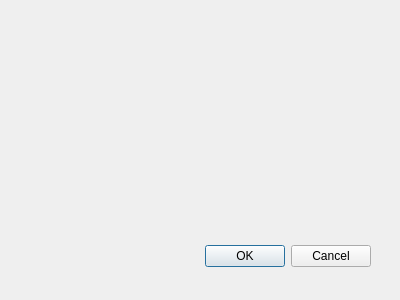
Qt form src/qmapshack/gis/search/IGeoSearchWebConfigDialog.ui (Maproom/qmapshack) before a commit.
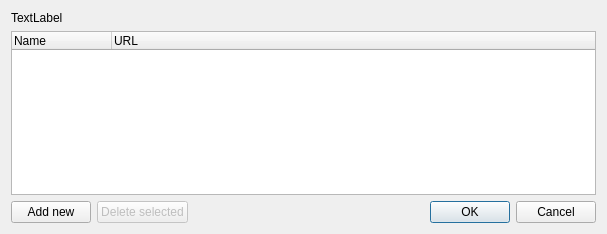
The same form after that commit.

```diff
--- a/src/qmapshack/gis/search/IGeoSearchWebConfigDialog.ui
+++ b/src/qmapshack/gis/search/IGeoSearchWebConfigDialog.ui
@@ -6,29 +6,98 @@
    <rect>
     <x>0</x>
     <y>0</y>
-    <width>400</width>
-    <height>300</height>
+    <width>607</width>
+    <height>234</height>
    </rect>
   </property>
   <property name="windowTitle">
    <string>Dialog</string>
   </property>
-  <widget class="QDialogButtonBox" name="buttonBox">
-   <property name="geometry">
-    <rect>
-     <x>30</x>
-     <y>240</y>
-     <width>341</width>
-     <height>32</height>
-    </rect>
-   </property>
-   <property name="orientation">
-    <enum>Qt::Horizontal</enum>
-   </property>
-   <property name="standardButtons">
-    <set>QDialogButtonBox::Cancel|QDialogButtonBox::Ok</set>
-   </property>
-  </widget>
+  <layout class="QVBoxLayout" name="verticalLayout">
+   <item>
+    <widget class="QLabel" name="labelHelp">
+     <property name="text">
+      <string>TextLabel</string>
+     </property>
+     <property name="wordWrap">
+      <bool>true</bool>
+     </property>
+    </widget>
+   </item>
+   <item>
+    <widget class="QTreeWidget" name="treeServices">
+     <property name="minimumSize">
+      <size>
+       <width>500</width>
+       <height>0</height>
+      </size>
+     </property>
+     <property name="selectionMode">
+      <enum>QAbstractItemView::ExtendedSelection</enum>
+     </property>
+     <property name="rootIsDecorated">
+      <bool>false</bool>
+     </property>
+     <property name="itemsExpandable">
+      <bool>false</bool>
+     </property>
+     <column>
+      <property name="text">
+       <string>Name</string>
+      </property>
+     </column>
+     <column>
+      <property name="text">
+       <string>URL</string>
+      </property>
+     </column>
+    </widget>
+   </item>
+   <item>
+    <layout class="QHBoxLayout" name="horizontalLayout">
+     <item>
+      <widget class="QPushButton" name="pushAddNew">
+       <property name="text">
+        <string>Add new</string>
+       </property>
+      </widget>
+     </item>
+     <item>
+      <widget class="QPushButton" name="pushDelSelected">
+       <property name="enabled">
+        <bool>false</bool>
+       </property>
+       <property name="text">
+        <string>Delete selected</string>
+       </property>
+      </widget>
+     </item>
+     <item>
+      <spacer name="horizontalSpacer">
+       <property name="orientation">
+        <enum>Qt::Horizontal</enum>
+       </property>
+       <property name="sizeHint" stdset="0">
+        <size>
+         <width>40</width>
+         <height>20</height>
+        </size>
+       </property>
+      </spacer>
+     </item>
+     <item>
+      <widget class="QDialogButtonBox" name="buttonBox">
+       <property name="orientation">
+        <enum>Qt::Horizontal</enum>
+       </property>
+       <property name="standardButtons">
+        <set>QDialogButtonBox::Cancel|QDialogButtonBox::Ok</set>
+       </property>
+      </widget>
+     </item>
+    </layout>
+   </item>
+  </layout>
  </widget>
  <resources/>
  <connections>
```
Left out of the diff: 2 changed lines with no effect on the pictures.
